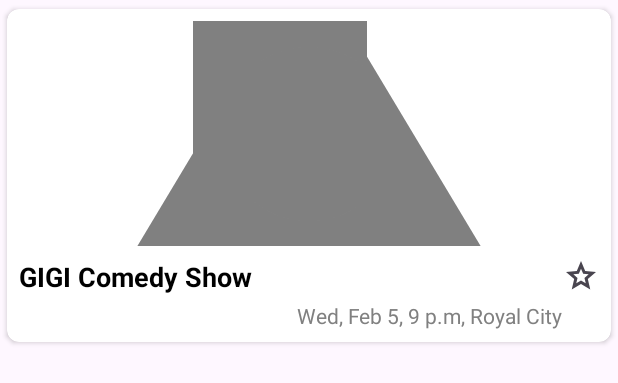
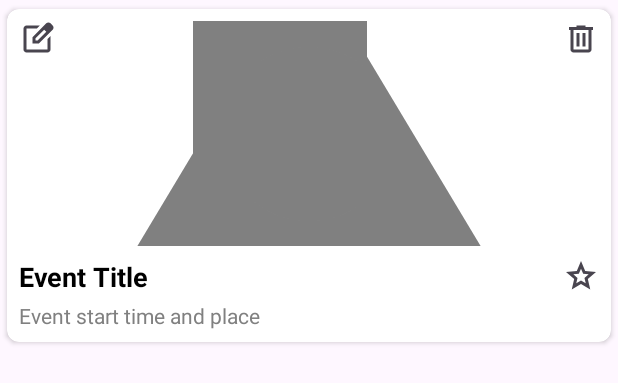
Before and after one commit to MikeLeon23/Event-Ease, an Android app: the layout event_item.xml on its own in the app's theme, with its tools: preview values and no code run, on a phone screen of 412 x 824 dp. Shown: the top 383 px of the screen. Run offline under Robolectric (Android 15) with nearby library versions, the phone set to English and light mode, and no system bars; Roboto replaces fonts that are not available here.

Commit message:
modify event card in Event list page

```diff
--- /dev/null
+++ b/app/src/main/res/drawable/ic_delete.xml
@@ -0,0 +1,10 @@
+<vector xmlns:android="http://schemas.android.com/apk/res/android"
+    android:width="24dp"
+    android:height="24dp"
+    android:viewportWidth="960"
+    android:viewportHeight="960"
+    android:tint="?attr/colorControlNormal">
+  <path
+      android:fillColor="@android:color/white"
+      android:pathData="M280,840Q247,840 223.5,816.5Q200,793 200,760L200,240L160,240L160,160L360,160L360,120L600,120L600,160L800,160L800,240L760,240L760,760Q760,793 736.5,816.5Q713,840 680,840L280,840ZM680,240L280,240L280,760Q280,760 280,760Q280,760 280,760L680,760Q680,760 680,760Q680,760 680,760L680,240ZM360,680L440,680L440,320L360,320L360,680ZM520,680L600,680L600,320L520,320L520,680ZM280,240L280,240L280,760Q280,760 280,760Q280,760 280,760L280,760Q280,760 280,760Q280,760 280,760L280,240Z"/>
+</vector>
--- /dev/null
+++ b/app/src/main/res/drawable/ic_edit.xml
@@ -0,0 +1,10 @@
+<vector xmlns:android="http://schemas.android.com/apk/res/android"
+    android:width="24dp"
+    android:height="24dp"
+    android:viewportWidth="960"
+    android:viewportHeight="960"
+    android:tint="?attr/colorControlNormal">
+  <path
+      android:fillColor="@android:color/white"
+      android:pathData="M200,840Q167,840 143.5,816.5Q120,793 120,760L120,200Q120,167 143.5,143.5Q167,120 200,120L557,120L477,200L200,200Q200,200 200,200Q200,200 200,200L200,760Q200,760 200,760Q200,760 200,760L760,760Q760,760 760,760Q760,760 760,760L760,482L840,402L840,760Q840,793 816.5,816.5Q793,840 760,840L200,840ZM480,480Q480,480 480,480Q480,480 480,480L480,480Q480,480 480,480Q480,480 480,480L480,480L480,480L480,480L480,480L480,480L480,480Q480,480 480,480Q480,480 480,480ZM360,600L360,430L727,63Q739,51 754,45Q769,39 784,39Q800,39 814.5,45Q829,51 841,63L897,120Q908,132 914,146.5Q920,161 920,176Q920,191 914.5,205.5Q909,220 897,232L530,600L360,600ZM841,176L841,176L785,120L785,120L841,176ZM440,520L496,520L728,288L700,260L671,232L440,463L440,520ZM700,260L671,232L671,232L700,260L728,288L728,288L700,260Z"/>
+</vector>
--- a/app/src/main/res/drawable/search_bar_background.xml
+++ b/app/src/main/res/drawable/search_bar_background.xml
@@ -1,5 +1,5 @@
 <?xml version="1.0" encoding="utf-8"?>
 <shape xmlns:android="http://schemas.android.com/apk/res/android">
     <solid android:color="@color/light_gray" />
-    <corners android:radius="8dp" />
+    <corners android:radius="18dp" />
 </shape>
--- a/app/src/main/res/layout/activity_event_home.xml
+++ b/app/src/main/res/layout/activity_event_home.xml
@@ -21,6 +21,7 @@
             android:id="@+id/hamburger_menu"
             android:layout_width="24dp"
             android:layout_height="24dp"
+            android:layout_marginStart="8dp"
             android:contentDescription="Menu"
             android:src="@drawable/ic_menu" />
 
@@ -29,14 +30,17 @@
             android:layout_width="0dp"
             android:layout_height="wrap_content"
             android:layout_weight="1"
+            android:layout_marginLeft="8dp"
+            android:layout_marginRight="8dp"
             android:background="@null"
-            android:hint="Hinted search text"
+            android:hint="Input to search"
             android:textColorHint="#808080" />
 
         <ImageView
             android:id="@+id/search_icon"
             android:layout_width="24dp"
             android:layout_height="24dp"
+            android:layout_marginEnd="8dp"
             android:contentDescription="Search"
             android:src="@drawable/ic_search" />
     </LinearLayout>
--- a/app/src/main/res/layout/event_item.xml
+++ b/app/src/main/res/layout/event_item.xml
@@ -20,13 +20,34 @@
             android:scaleType="centerCrop"
             android:src="@drawable/placeholder" />
 
+        <ImageView
+            android:id="@+id/edit_icon"
+            android:layout_width="24dp"
+            android:layout_height="24dp"
+            android:layout_alignTop="@id/event_image"
+            android:layout_alignStart="@id/event_image"
+            android:contentDescription="Edit Event"
+            android:src="@drawable/ic_edit" />
+
+        <!-- Delete Icon (Top-Right) -->
+        <ImageView
+            android:id="@+id/delete_icon"
+            android:layout_width="24dp"
+            android:layout_height="24dp"
+            android:layout_alignTop="@id/event_image"
+            android:layout_alignEnd="@id/event_image"
+            android:contentDescription="Delete Event"
+            android:src="@drawable/ic_delete" />
+
         <TextView
             android:id="@+id/event_title"
             android:layout_width="wrap_content"
             android:layout_height="wrap_content"
             android:layout_below="@id/event_image"
             android:layout_marginTop="8dp"
-            android:text="GIGI Comedy Show"
+            android:layout_alignParentLeft="true"
+            android:layout_toStartOf="@id/star_icon"
+            android:text="Event Title"
             android:textColor="#000000"
             android:textSize="18sp"
             android:textStyle="bold" />
@@ -37,8 +58,9 @@
             android:layout_height="wrap_content"
             android:layout_below="@id/event_title"
             android:layout_marginTop="4dp"
-            android:layout_toStartOf="@id/star_icon"
-            android:text="Wed, Feb 5, 9 p.m, Royal City"
+            android:layout_alignParentLeft="true"
+            android:layout_alignParentRight="true"
+            android:text="Event start time and place"
             android:textColor="#808080"
             android:textSize="14sp" />
 
```
Also changed, not shown: app/src/main/java/com/example/eventease/EventAdapter.java (+34 -3 lines), app/src/main/java/com/example/eventease/EventHome.java (+21 -1 lines), app/src/main/java/com/example/eventease/OrganizerListEventAdapter.java (+14 -5 lines).
